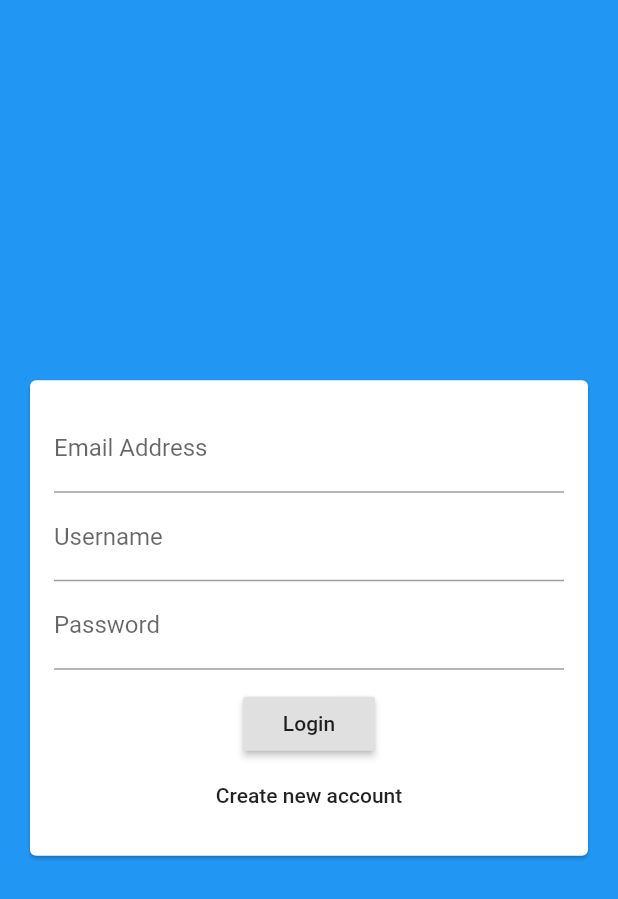
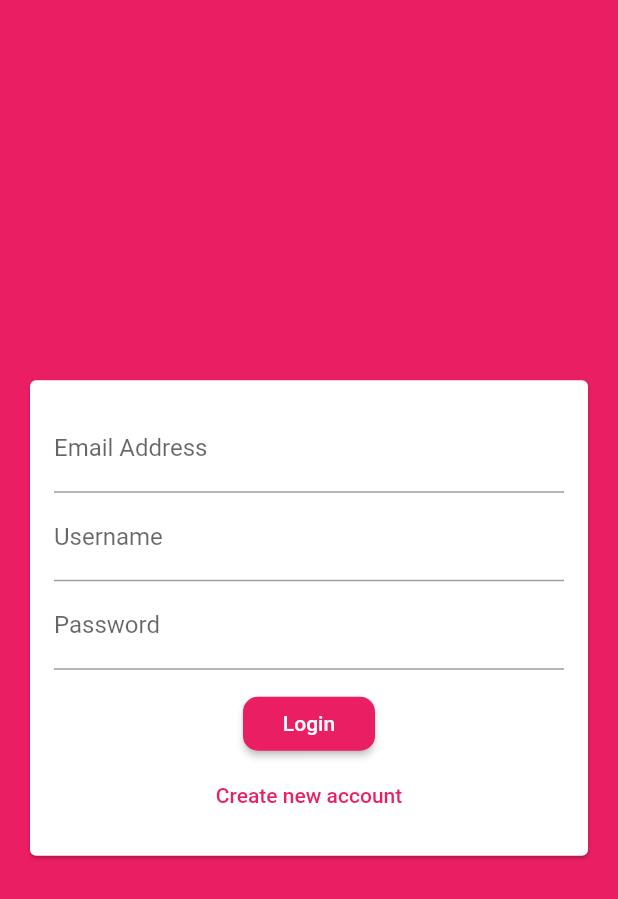
Before and after one commit to yankzsoe/flutter_chat_apps, a Flutter app: the screen it shows after launch, on a phone screen of 412 x 824 dp. Shown: the top 899 px of the screen. Run offline on Flutter 3.47's test engine with Material 2 defaults, Android fonts, the phone set to English and light mode, and no system bars; our stand-ins replace cloud_firestore, firebase_core; accounts and stored records are empty.

Commit message:
adding an app theme.

```diff
--- a/lib/main.dart
+++ b/lib/main.dart
@@ -17,7 +17,16 @@
     return MaterialApp(
       title: 'Flutter Demo',
       theme: ThemeData(
-        primarySwatch: Colors.blue,
+        primarySwatch: Colors.pink,
+        backgroundColor: Colors.pink,
+        accentColor: Colors.deepPurple,
+        accentColorBrightness: Brightness.dark,
+        buttonTheme: ButtonTheme.of(context).copyWith(
+            buttonColor: Colors.pink,
+            textTheme: ButtonTextTheme.primary,
+            shape: RoundedRectangleBorder(
+              borderRadius: BorderRadius.circular(10),
+            )),
       ),
       home: AuthScreen(),
     );
--- a/lib/widgets/auth/auth_form.dart
+++ b/lib/widgets/auth/auth_form.dart
@@ -43,6 +43,7 @@
                     child: Text('Login'),
                   ),
                   FlatButton(
+                    textColor: Theme.of(context).primaryColor,
                     onPressed: () {},
                     child: Text('Create new account'),
                   )
```
